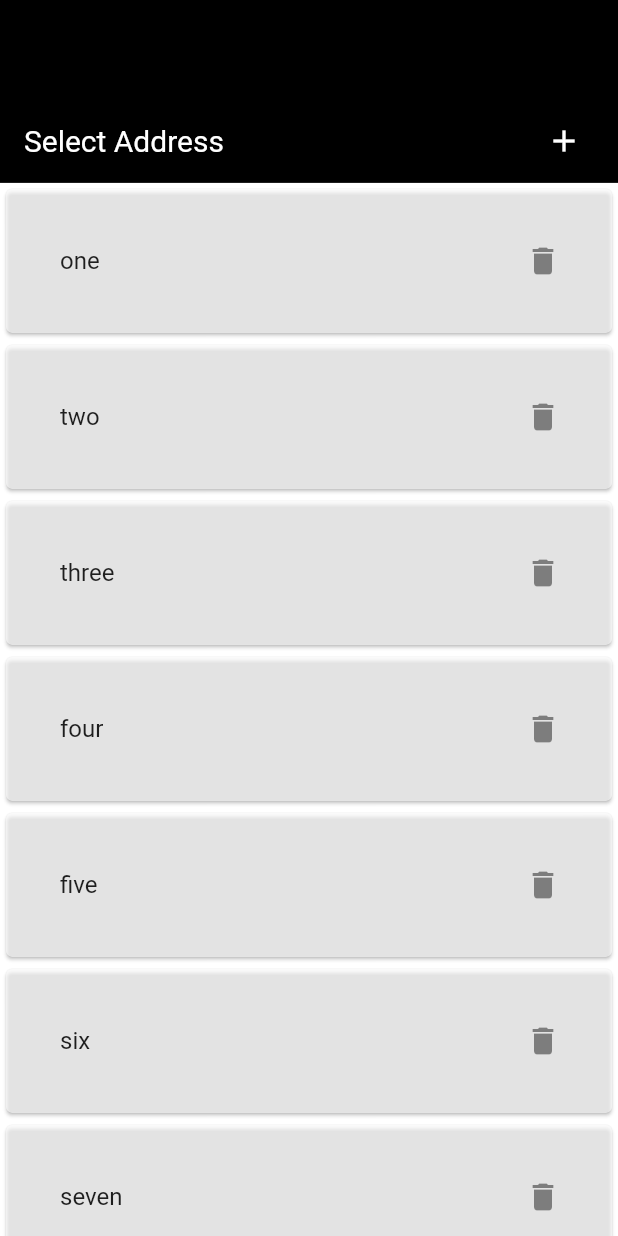
After one commit to MEKOPVTLTD/meko, a Flutter app: the AddressBookWidget screen opened directly, on a phone screen of 412 x 824 dp. The commit adds this screen. Run offline on Flutter 3.47's test engine with Material 2 defaults, Android fonts, the phone set to English and light mode, and no system bars; our stand-ins replace carousel_indicator, carousel_slider, cloud_firestore, firebase_auth, firebase_core, firebase_storage and 4 more; accounts and stored records are empty.

Commit message:
address widget

```diff
--- /dev/null
+++ b/lib/screens/address_book.dart
@@ -0,0 +1,179 @@
+import 'package:flutter/material.dart';
+import 'package:geocoding/geocoding.dart';
+import 'package:geolocator/geolocator.dart';
+import 'package:meko/reusable_widgets/custom_alert.dart';
+import 'package:meko/services/geolocator_widget.dart';
+import 'package:meko/utils/constants.dart';
+
+class AddressBookWidget extends StatefulWidget {
+  const AddressBookWidget({super.key});
+
+  @override
+  State<StatefulWidget> createState() {
+    return AddressBookWidgetState();
+  }
+}
+
+class AddressBookWidgetState extends State<AddressBookWidget> {
+  bool isLoadingAddress = false;
+  late Future<Position> futurePositions;
+  List<String> address = [
+    "one",
+    "two",
+    "three",
+    "four",
+    "five",
+    "six",
+    "seven",
+    "eight",
+    "nine"
+  ];
+
+  @override
+  Widget build(BuildContext context) {
+    return Scaffold(
+        body: Container(
+      color: Colors.white,
+      child: Column(
+        children: render(context),
+      ),
+    ));
+  }
+
+  List<Widget> render(BuildContext context) {
+    if(isLoadingAddress) {
+      return [
+        renderHeader(context),
+        SizedBox(height: 50),
+        const Center(
+          child: CircularProgressIndicator.adaptive(),
+        ),
+        SizedBox(height: 50),
+        Text(LOADING_ADDRESS),
+      ];
+    }
+    return [
+        renderHeader(context),
+        Expanded(child: renderAddressTile(context))
+      ];
+  }
+
+  Widget renderHeader(BuildContext context) {
+    return Container(
+        color: Colors.black,
+        width: MediaQuery.of(context).size.width,
+        child: Padding(
+          padding: EdgeInsets.fromLTRB(
+              0, MediaQuery.of(context).size.height * 0.08, 0, 0),
+          child: ListTile(
+            title: const Text(
+              "Select Address",
+              style: TextStyle(color: Colors.white, fontSize: 20),
+            ),
+            trailing: SizedBox(
+              width: 40,
+              child: Row(
+                children: [
+                  Expanded(
+                      child: IconButton(
+                    onPressed: () {
+                      if (!isLoadingAddress) {
+                        addAddress(context);
+                      }
+                    },
+                    icon: const Icon(
+                      Icons.add,
+                      color: Colors.white,
+                    ),
+                  ))
+                ],
+              ),
+            ),
+          ),
+          // Text("Service For Address", style: TextStyle(color: Colors.white, fontSize: 20),),
+        ));
+  }
+
+  void addAddress(BuildContext context) async {
+    setState(() {
+      isLoadingAddress = true;
+    });
+    var saveAddress = [
+      TextButton(onPressed: () => {}, child: const Text(SAVE)),
+      TextButton(
+          onPressed: () => {Navigator.pop(context)}, child: const Text(OK))
+    ];
+
+    try {
+      final position = await determinePosition();
+      List<Placemark> places =
+          await placemarkFromCoordinates(position.latitude, position.longitude);
+      setState(() {
+        isLoadingAddress = false;
+      });
+      Placemark placemark = places.elementAt(0);
+      String address =
+          "${placemark.name}, ${placemark.street}, ${placemark.locality}, ${placemark.administrativeArea}, ${placemark.postalCode}";
+      customAlertMessage(context, YOUR_ADDRESS, address, saveAddress);
+    } catch (e) {
+      setState(() {
+        isLoadingAddress = true;
+      });
+      var locationServiceAction = [
+        TextButton(
+            onPressed: () => {Geolocator.openLocationSettings()},
+            child: const Text(ENABLE_LOCATION_MSG)),
+        TextButton(
+            onPressed: () => {Navigator.pop(context)}, child: const Text(OK))
+      ];
+      var appLocationServiceAction = [
+        TextButton(
+            onPressed: () => {Geolocator.openAppSettings()},
+            child: const Text(ENABLE_APP_LOCATION_MSG)),
+        TextButton(
+            onPressed: () => {Navigator.pop(context)}, child: const Text(OK))
+      ];
+      switch (e) {
+        case LOCATION_PERMISSION_DENIED:
+          break;
+        case LOCATION_SERVICE_DISABLED:
+          customAlertMessage(context, ENABLE_LOCATION_MSG, e.toString(),
+              locationServiceAction);
+          break;
+        case LOCATION_PERMISSION_PERMANENT_DENIED:
+          customAlertMessage(context, ENABLE_APP_LOCATION_MSG, e.toString(),
+              appLocationServiceAction);
+          break;
+      }
+    }
+  }
+
+  Widget renderAddressTile(BuildContext context) {
+    return ListView.builder(
+        padding: const EdgeInsets.fromLTRB(0, 0, 0, 0),
+        itemCount: address.length,
+        itemBuilder: (context, index) {
+          return Card(
+            color: Colors.white.withOpacity(.6),
+            child: Padding(
+              padding: const EdgeInsets.all(20),
+              child: ListTile(
+                title: Text(address[index]),
+                trailing: SizedBox(
+                  width: 30,
+                  child: Row(
+                    children: [
+                      Expanded(
+                          child: IconButton(
+                        onPressed: () {},
+                        icon: const Icon(Icons.delete),
+                      ))
+                    ],
+                  ),
+                ),
+              ),
+            ),
+          );
+        });
+  }
+}
--- a/lib/screens/signin.dart
+++ b/lib/screens/signin.dart
@@ -2,7 +2,7 @@ import 'package:firebase_auth/firebase_auth.dart';
 import 'package:flutter/material.dart';
 import 'package:meko/reusable_widgets/reusable_widget.dart';
 import 'package:meko/reusable_widgets/toast_message.dart';
-import 'package:meko/screens/address.dart';
+import 'package:meko/screens/address_book.dart';
 import 'package:meko/screens/reset_password.dart';
 import 'package:meko/screens/signup.dart';
 import 'package:meko/utils/constants.dart';
@@ -85,7 +85,7 @@ class _SignInState extends State<SignIn> {
         Navigator.push(
             context,
             MaterialPageRoute(
-                builder: (context) => AddressWidget(title: "Meko")));
+                builder: (context) => AddressBookWidget()));
       }).onError((error, stackTrace) {
         ToastMessage.showMessage("Login failed");
         print("Error ${error.toString()}");
--- a/lib/screens/signup.dart
+++ b/lib/screens/signup.dart
@@ -5,7 +5,7 @@ import 'package:meko/modal/gender.dart';
 import 'package:meko/reusable_widgets/gender_widget.dart';
 import 'package:meko/reusable_widgets/reusable_widget.dart';
 import 'package:meko/reusable_widgets/toast_message.dart';
-import 'package:meko/screens/address.dart';
+import 'package:meko/screens/address_book.dart';
 import 'package:meko/utils/color_utils.dart';
 import 'package:meko/utils/constants.dart';
 
@@ -166,7 +166,7 @@ class _SignUpState extends State<SignUp> {
             .then((value) => Navigator.push(
                 context,
                 MaterialPageRoute(
-                    builder: (context) => AddressWidget(title: "Meko"))))
+                    builder: (context) => const AddressBookWidget())))
             .onError((error, stackTrace) =>
                 ToastMessage.showMessage("Signup failed"));
       }).onError((error, stackTrace) {
--- a/lib/utils/constants.dart
+++ b/lib/utils/constants.dart
@@ -3,3 +3,14 @@ RegExp NAME_REGEX = RegExp(r'^[a-z A-Z]+$');
 RegExp PHONE_NUMBER_REGEX = RegExp(r'^(?:[+0]9)?[0-9]{10}$');
 RegExp ADDRESS_REGEX = RegExp(r'^[a-z A-Z 0-9 \[!@#$%^&*(),.?":{}|<>\]]+$');
 RegExp PASSWORD_REGEX = RegExp(r'^[a-z A-Z 0-9 \[!@#$%^&*(),.?":{}|<>\]]+$');
+
+
+const String LOCATION_PERMISSION_DENIED= "Location permissions are denied";
+const String LOCATION_PERMISSION_PERMANENT_DENIED= "Location permissions are permanently denied, we cannot request permissions.";
+const String LOCATION_SERVICE_DISABLED= "Location services are disabled. Please enable";
+const String ENABLE_APP_LOCATION_MSG= "Enable App Location";
+const String ENABLE_LOCATION_MSG= "Enable Location";
+const String OK= "OK";
+const String LOADING_ADDRESS= "Loading Address...";
+const String SAVE= "Save";
+const String YOUR_ADDRESS= "Your Address";
--- a/pubspec.yaml
+++ b/pubspec.yaml
@@ -36,6 +36,7 @@ dependencies:
   cloud_firestore: ^4.2.5
   fluttertoast: ^8.1.2
   geolocator: ^9.0.2
+  geocoding: ^2.0.5
   carousel_indicator: ^1.0.6
   carousel_slider: ^4.2.1
   get: ^4.6.5
```
Also changed, not shown: lib/reusable_widgets/custom_alert.dart (added, +14 -0 lines), lib/screens/address.dart (deleted, +0 -66 lines), lib/services/geolocator_widget.dart (+4 -4 lines), pubspec.lock.
